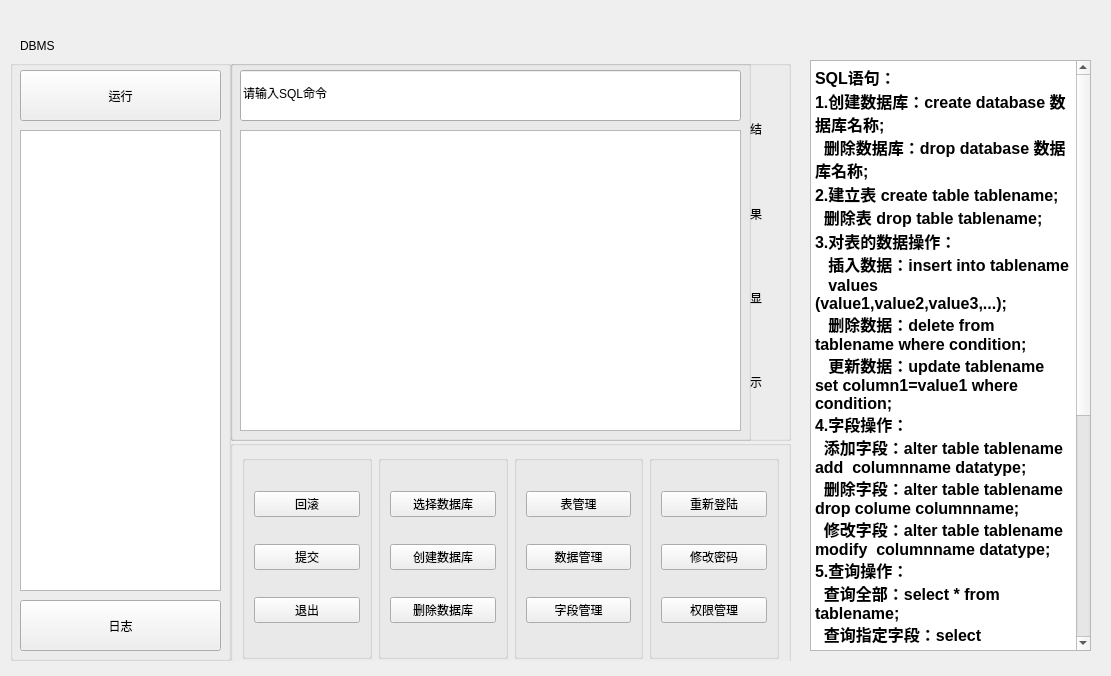
The window that mainwindow.ui (jy-080610/DBMS) describes before a commit, drawn with Qt 5.
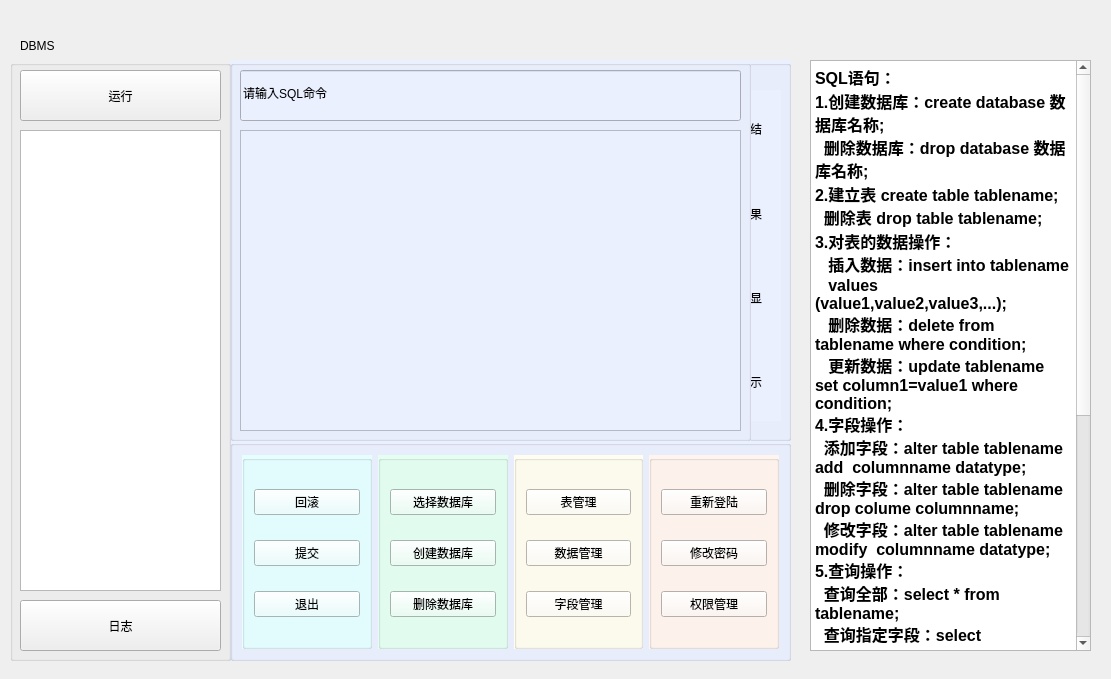
The same window after the commit.

What changed in the file:
```diff
--- a/mainwindow.ui
+++ b/mainwindow.ui
@@ -7,7 +7,7 @@
     <x>0</x>
     <y>0</y>
     <width>1111</width>
-    <height>676</height>
+    <height>679</height>
    </rect>
   </property>
   <property name="windowTitle">
@@ -50,15 +50,21 @@
       <x>230</x>
       <y>430</y>
       <width>561</width>
-      <height>231</height>
+      <height>221</height>
      </rect>
     </property>
+    <property name="styleSheet">
+     <string notr="true">background-color: rgb(235, 240, 255);</string>
+    </property>
     <property name="title">
      <string/>
     </property>
     <layout class="QGridLayout" name="gridLayout_5">
      <item row="0" column="0">
       <widget class="QGroupBox" name="groupBox">
+       <property name="styleSheet">
+        <string notr="true">background-color: rgb(229, 254, 255);</string>
+       </property>
        <property name="title">
         <string/>
        </property>
@@ -89,6 +95,9 @@
      </item>
      <item row="0" column="1">
       <widget class="QGroupBox" name="groupBox_2">
+       <property name="styleSheet">
+        <string notr="true">background-color: rgb(228, 255, 242);</string>
+       </property>
        <property name="title">
         <string/>
        </property>
@@ -119,6 +128,9 @@
      </item>
      <item row="0" column="2">
       <widget class="QGroupBox" name="groupBox_3">
+       <property name="styleSheet">
+        <string notr="true">background-color: rgb(255, 252, 240);</string>
+       </property>
        <property name="title">
         <string/>
        </property>
@@ -149,6 +161,9 @@
      </item>
      <item row="0" column="3">
       <widget class="QGroupBox" name="groupBox_4">
+       <property name="styleSheet">
+        <string notr="true">background-color: rgb(255, 244, 238);</string>
+       </property>
        <property name="title">
         <string/>
        </property>
@@ -188,6 +203,9 @@
       <height>381</height>
      </rect>
     </property>
+    <property name="styleSheet">
+     <string notr="true">background-color: rgb(235, 240, 255);</string>
+    </property>
     <property name="title">
      <string/>
     </property>
```
Left out of the diff: 2 changed lines with no effect on the pictures.
